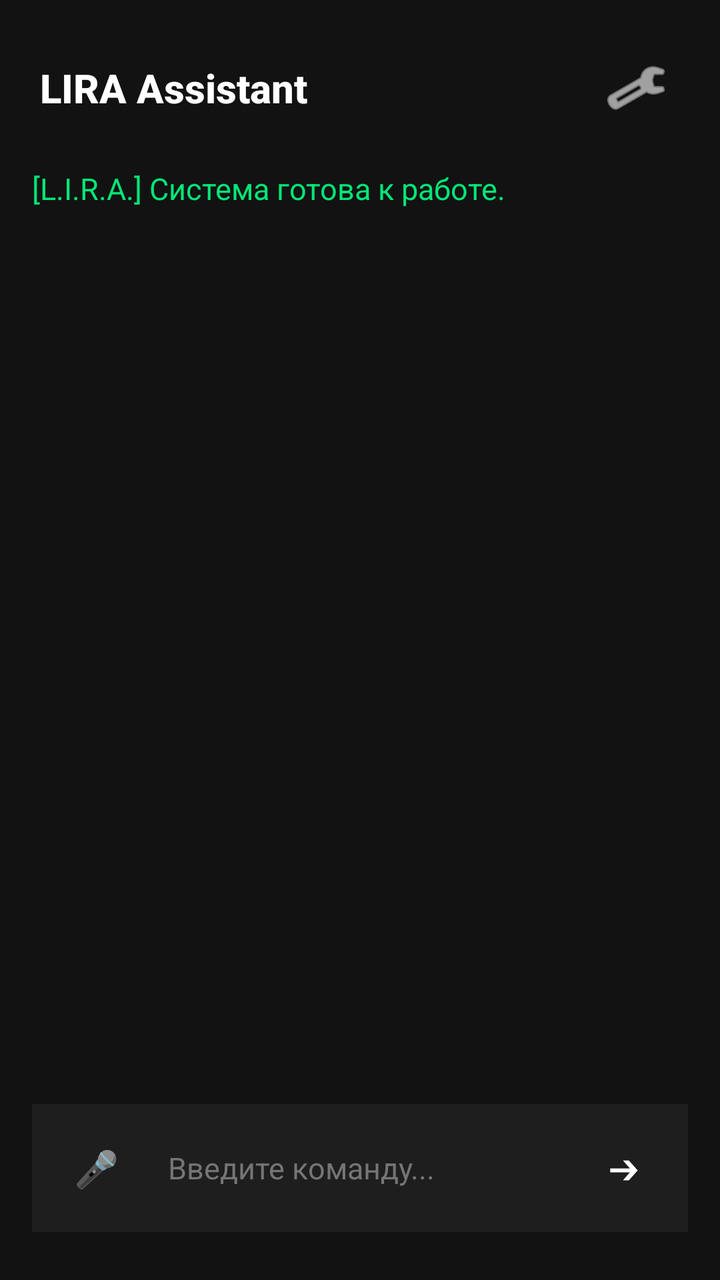
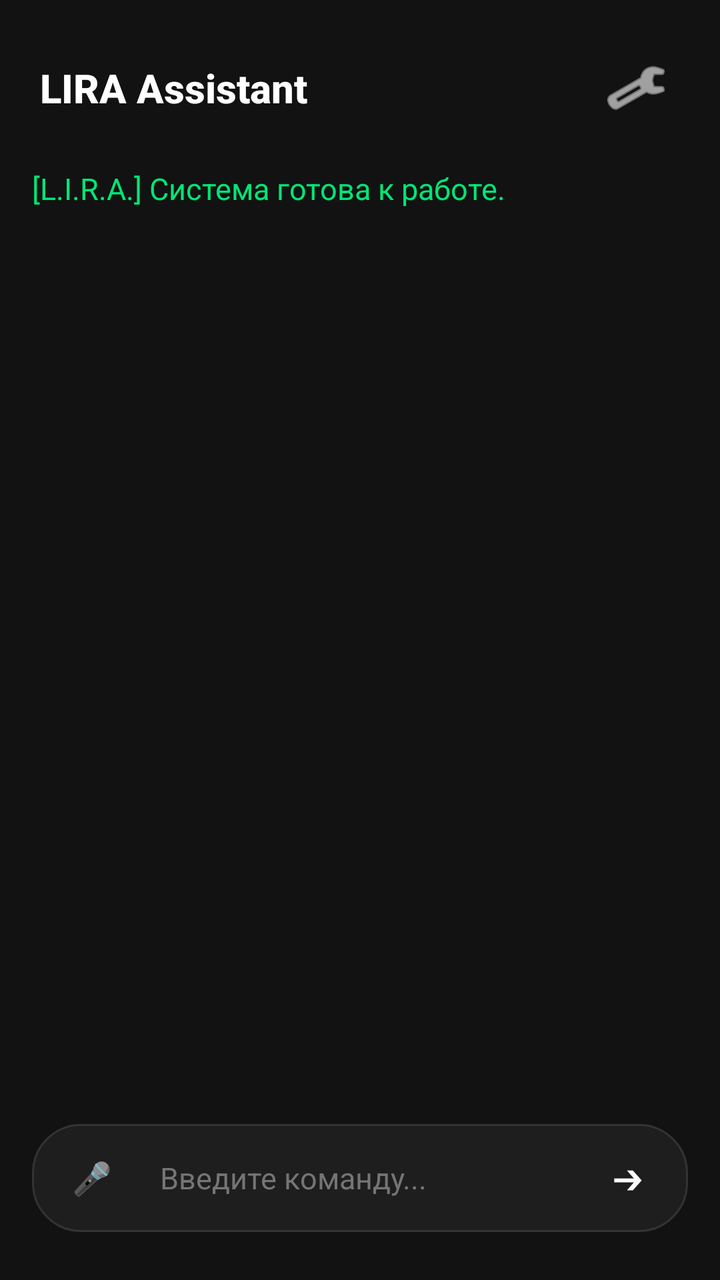

Compare the two renders of this Android layout. The source of the first and the diff that turns it into the second are given below.
<!-- AndroidManifest.xml: application theme Theme.AppCompat.DayNight.NoActionBar -->
<!-- res/layout/activity_main.xml -->
<?xml version="1.0" encoding="utf-8"?>
<LinearLayout xmlns:android="http://schemas.android.com/apk/res/android"
    android:layout_width="match_parent"
    android:layout_height="match_parent"
    android:orientation="vertical"
    android:background="#121212"
    android:padding="16dp">

    
    <LinearLayout
        android:layout_width="match_parent"
        android:layout_height="56dp"
        android:orientation="horizontal"
        android:gravity="center_vertical"
        android:paddingHorizontal="4dp">

        <TextView
            android:layout_width="0dp"
            android:layout_height="wrap_content"
            android:layout_weight="1"
            android:text="LIRA Assistant"
            android:textSize="20sp"
            android:textStyle="bold"
            android:textColor="#FFFFFF"
            android:fontFamily="sans-serif-medium"/>

        <ImageButton
            android:id="@+id/settingsButton"
            android:layout_width="44dp"
            android:layout_height="44dp"
            android:background="?attr/selectableItemBackgroundBorderless"
            android:src="@android:drawable/ic_menu_manage"
            android:tint="#FFFFFF"
            android:contentDescription="Настройки"/>
    </LinearLayout>

    
    <ScrollView
        android:id="@+id/scrollView"
        android:layout_width="match_parent"
        android:layout_height="0dp"
        android:layout_weight="1"
        android:layout_marginVertical="12dp"
        android:scrollbars="none">

        <TextView
            android:id="@+id/chatDisplay"
            android:layout_width="match_parent"
            android:layout_height="wrap_content"
            android:text="[L.I.R.A.] Система готова к работе.\n"
            android:textColor="#00E676"
            android:textSize="15sp"
            android:lineSpacingExtra="6dp"
            android:fontFamily="sans-serif"/>
    </ScrollView>

    
    <LinearLayout
        android:layout_width="match_parent"
        android:layout_height="wrap_content"
        android:orientation="horizontal"
        android:gravity="center_vertical"
        android:background="#1E1E1E"
        android:padding="8dp"
        android:layout_marginBottom="8dp">

        <Button
            android:id="@+id/micButton"
            android:layout_width="48dp"
            android:layout_height="48dp"
            android:text="🎤"
            android:textSize="18sp"
            style="?android:attr/buttonStyleSmall"
            android:background="?attr/selectableItemBackgroundBorderless"/>

        <EditText
            android:id="@+id/inputField"
            android:layout_width="0dp"
            android:layout_height="48dp"
            android:layout_weight="1"
            android:background="@null"
            android:hint="Введите команду..."
            android:textColor="#FFFFFF"
            android:textColorHint="#757575"
            android:paddingHorizontal="12dp"
            android:textSize="15sp"
            android:inputType="text"/>

        <Button
            android:id="@+id/sendButton"
            android:layout_width="48dp"
            android:layout_height="48dp"
            android:text="➔"
            android:textColor="#FFFFFF"
            android:textSize="16sp"
            android:background="?attr/selectableItemBackgroundBorderless"/>
    </LinearLayout>
</LinearLayout>
<!-- resources referenced by this layout -->
<resources>

</resources>

<!-- the commit's change to res/layout/activity_main.xml (unified diff, before → after) -->
@@ -60,23 +60,24 @@
         android:layout_height="wrap_content"
         android:orientation="horizontal"
         android:gravity="center_vertical"
-        android:background="#1E1E1E"
-        android:padding="8dp"
+        android:background="@drawable/bg_rounded_input"
+        android:paddingHorizontal="8dp"
+        android:paddingVertical="4dp"
         android:layout_marginBottom="8dp">
 
         <Button
             android:id="@+id/micButton"
-            android:layout_width="48dp"
-            android:layout_height="48dp"
+            android:layout_width="44dp"
+            android:layout_height="44dp"
             android:text="🎤"
-            android:textSize="18sp"
+            android:textSize="16sp"
             style="?android:attr/buttonStyleSmall"
             android:background="?attr/selectableItemBackgroundBorderless"/>
 
         <EditText
             android:id="@+id/inputField"
             android:layout_width="0dp"
-            android:layout_height="48dp"
+            android:layout_height="46dp"
             android:layout_weight="1"
             android:background="@null"
             android:hint="Введите команду..."
@@ -88,8 +89,8 @@
 
         <Button
             android:id="@+id/sendButton"
-            android:layout_width="48dp"
-            android:layout_height="48dp"
+            android:layout_width="44dp"
+            android:layout_height="44dp"
             android:text="➔"
             android:textColor="#FFFFFF"
             android:textSize="16sp"
<!-- resource entries referenced after the edit -->
@@ -1,5 +1,12 @@
 <!-- resources referenced by this layout -->
 <resources>
-
+  <!-- drawable bg_rounded_input (drawable) -->
+  <?xml version="1.0" encoding="utf-8"?>
+  <shape xmlns:android="http://schemas.android.com/apk/res/android"
+      android:shape="rectangle">
+      <solid android:color="#1E1E1E"/>
+      <corners android:radius="24dp"/>
+      <stroke android:width="1dp" android:color="#333333"/>
+  </shape>
 </resources>
 
